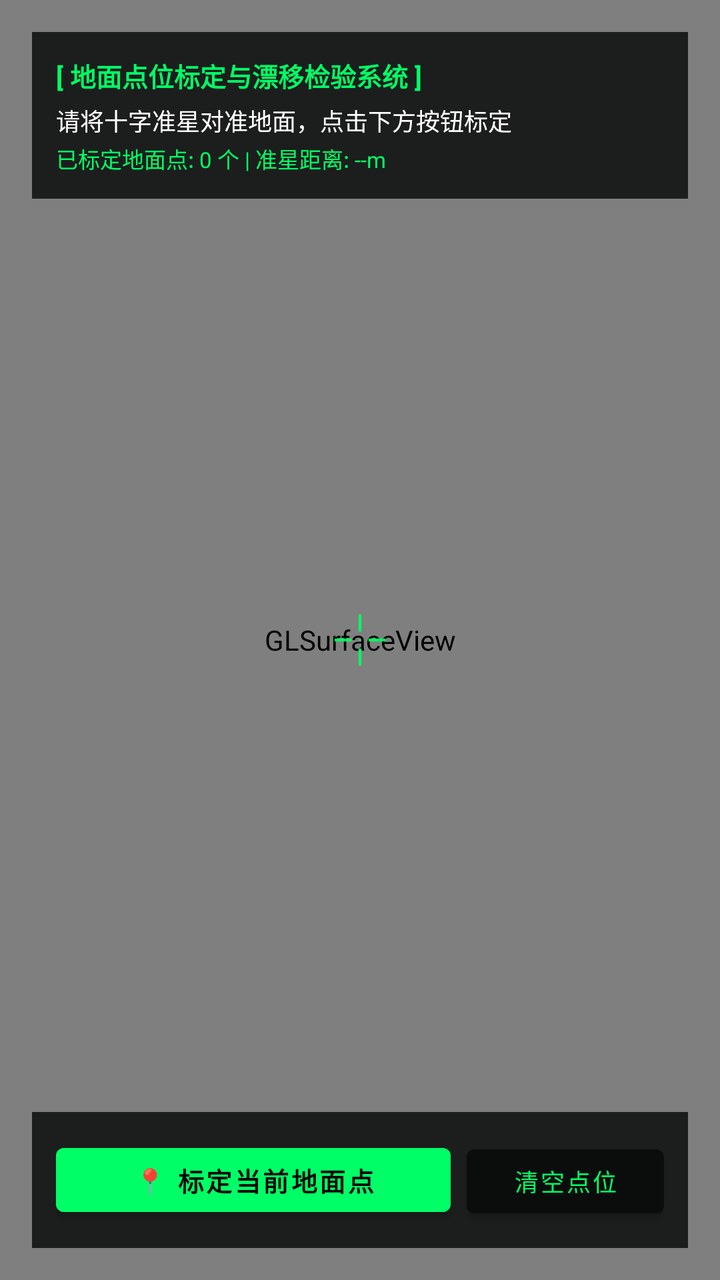
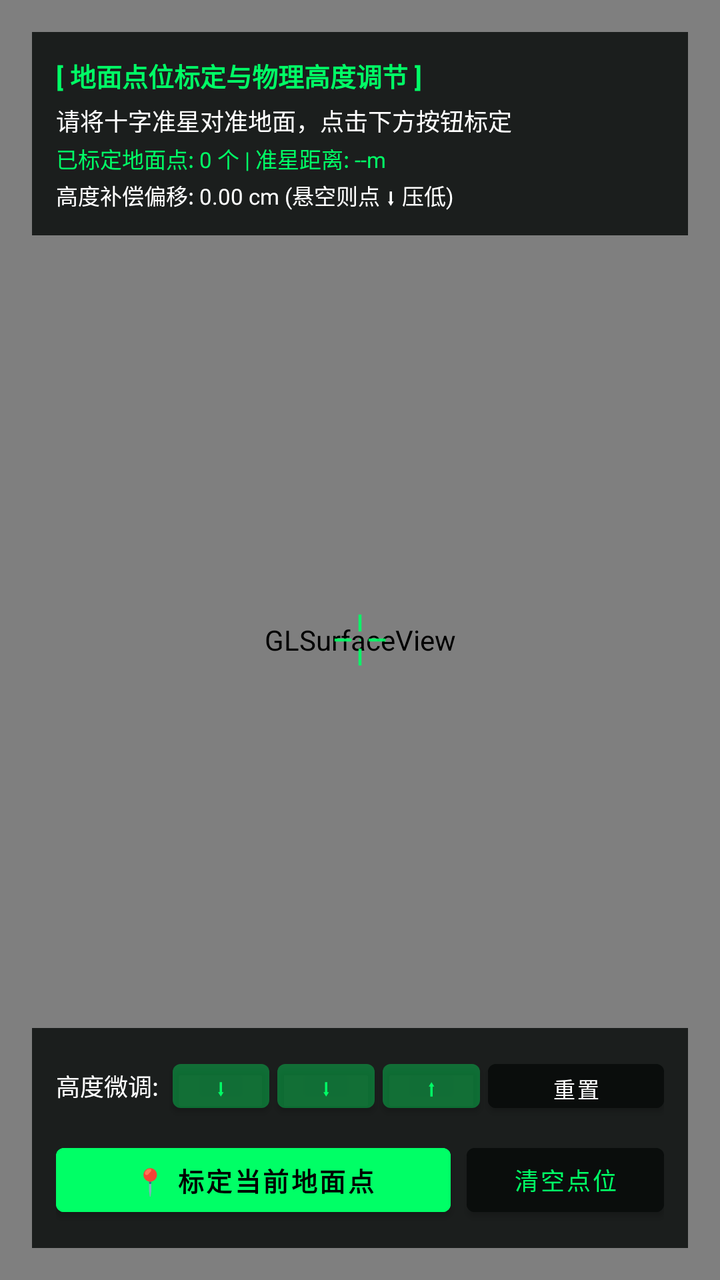

Before-and-after screenshots of an Android layout around one commit, followed by the original layout XML and the change that was made.
<!-- AndroidManifest.xml: application theme Theme.MemePatrol -->
<!-- res/layout/activity_main.xml -->
<?xml version="1.0" encoding="utf-8"?>
<FrameLayout xmlns:android="http://schemas.android.com/apk/res/android"
    android:layout_width="match_parent"
    android:layout_height="match_parent"
    android:background="@color/black">

    <android.opengl.GLSurfaceView
        android:id="@+id/surfaceView"
        android:layout_width="match_parent"
        android:layout_height="match_parent" />

    
    <ImageView
        android:id="@+id/ivReticle"
        android:layout_width="28dp"
        android:layout_height="28dp"
        android:layout_gravity="center"
        android:src="@drawable/ic_clean_crosshair"
        android:alpha="0.9" />

    
    <LinearLayout
        android:layout_width="match_parent"
        android:layout_height="wrap_content"
        android:layout_gravity="top"
        android:layout_margin="16dp"
        android:background="@color/terminal_dark"
        android:orientation="vertical"
        android:padding="12dp">

        <TextView
            android:layout_width="wrap_content"
            android:layout_height="wrap_content"
            android:text="[ 地面点位标定与漂移检验系统 ]"
            android:textColor="@color/terminal_green"
            android:textSize="13sp"
            android:textStyle="bold" />

        <TextView
            android:id="@+id/tvStatus"
            android:layout_width="wrap_content"
            android:layout_height="wrap_content"
            android:layout_marginTop="4dp"
            android:text="请将十字准星对准地面，点击下方按钮标定"
            android:textColor="@color/white"
            android:textSize="12sp" />

        <TextView
            android:id="@+id/tvPinInfo"
            android:layout_width="wrap_content"
            android:layout_height="wrap_content"
            android:layout_marginTop="2dp"
            android:text="已标定地面点: 0 个 | 准星距离: --m"
            android:textColor="@color/terminal_green"
            android:textSize="11sp" />
    </LinearLayout>

    
    <LinearLayout
        android:layout_width="match_parent"
        android:layout_height="wrap_content"
        android:layout_gravity="bottom"
        android:layout_margin="16dp"
        android:background="@color/terminal_dark"
        android:orientation="horizontal"
        android:padding="12dp">

        <Button
            android:id="@+id/btnPlacePin"
            android:layout_width="0dp"
            android:layout_height="44dp"
            android:layout_marginEnd="8dp"
            android:layout_weight="2"
            android:backgroundTint="@color/terminal_green"
            android:text="📍 标定当前地面点"
            android:textColor="@color/black"
            android:textSize="13sp"
            android:textStyle="bold" />

        <Button
            android:id="@+id/btnClearPins"
            android:layout_width="0dp"
            android:layout_height="44dp"
            android:layout_weight="1"
            android:backgroundTint="@color/terminal_dark"
            android:text="清空点位"
            android:textColor="@color/terminal_green"
            android:textSize="12sp" />
    </LinearLayout>

    
    <LinearLayout
        android:id="@+id/permissionLayout"
        android:layout_width="match_parent"
        android:layout_height="wrap_content"
        android:layout_gravity="center"
        android:layout_margin="24dp"
        android:background="@color/terminal_dark"
        android:gravity="center"
        android:orientation="vertical"
        android:padding="20dp"
        android:visibility="gone">

        <TextView
            android:layout_width="wrap_content"
            android:layout_height="wrap_content"
            android:gravity="center"
            android:text="@string/camera_permission_required"
            android:textColor="@color/white"
            android:textSize="16sp" />

        <Button
            android:id="@+id/btnGrantPermission"
            android:layout_width="wrap_content"
            android:layout_height="wrap_content"
            android:layout_marginTop="16dp"
            android:backgroundTint="@color/terminal_green"
            android:text="@string/grant_permission"
            android:textColor="@color/black" />
    </LinearLayout>

</FrameLayout>
<!-- resources referenced by this layout -->
<resources>
  <color name="black">#FF000000</color>
  <color name="terminal_dark">#D90A0E0C</color>
  <color name="terminal_green">#FF00FF66</color>
  <color name="white">#FFFFFFFF</color>
  <!-- drawable ic_clean_crosshair (drawable) -->
  <?xml version="1.0" encoding="utf-8"?>
  <vector xmlns:android="http://schemas.android.com/apk/res/android"
      android:width="28dp"
      android:height="28dp"
      android:viewportWidth="28"
      android:viewportHeight="28">
      
      <path
          android:strokeColor="#00FF66"
          android:strokeWidth="1.5"
          android:strokeLineCap="square"
          android:pathData="M14,2 L14,9 M14,19 L14,26 M2,14 L9,14 M19,14 L26,14" />
      
      <path
          android:fillColor="#00FF66"
          android:pathData="M14,13.5 a0.5,0.5 0 1,0 0,1 a0.5,0.5 0 1,0 0,-1" />
  </vector>
  <string name="camera_permission_required">终端需要相机权限以观测空间</string>
  <string name="grant_permission">授权</string>
  <style name="Theme.MemePatrol" parent="Theme.MaterialComponents.DayNight.NoActionBar">
          <item name="android:statusBarColor">@color/black</item>
          <item name="android:navigationBarColor">@color/black</item>
          <item name="android:windowBackground">@color/black</item>
      </style>
</resources>

<!-- the commit's change to res/layout/activity_main.xml (unified diff, before → after) -->
@@ -31,7 +31,7 @@
         <TextView
             android:layout_width="wrap_content"
             android:layout_height="wrap_content"
-            android:text="[ 地面点位标定与漂移检验系统 ]"
+            android:text="[ 地面点位标定与物理高度调节 ]"
             android:textColor="@color/terminal_green"
             android:textSize="13sp"
             android:textStyle="bold" />
@@ -53,6 +53,15 @@
             android:text="已标定地面点: 0 个 | 准星距离: --m"
             android:textColor="@color/terminal_green"
             android:textSize="11sp" />
+
+        <TextView
+            android:id="@+id/tvOffsetInfo"
+            android:layout_width="wrap_content"
+            android:layout_height="wrap_content"
+            android:layout_marginTop="2dp"
+            android:text="高度补偿偏移: 0.00 cm (悬空则点 ⬇ 压低)"
+            android:textColor="@color/white"
+            android:textSize="11sp" />
     </LinearLayout>
 
     
@@ -62,30 +71,97 @@
         android:layout_gravity="bottom"
         android:layout_margin="16dp"
         android:background="@color/terminal_dark"
-        android:orientation="horizontal"
+        android:orientation="vertical"
         android:padding="12dp">
 
-        <Button
-            android:id="@+id/btnPlacePin"
-            android:layout_width="0dp"
-            android:layout_height="44dp"
-            android:layout_marginEnd="8dp"
-            android:layout_weight="2"
-            android:backgroundTint="@color/terminal_green"
-            android:text="📍 标定当前地面点"
-            android:textColor="@color/black"
-            android:textSize="13sp"
-            android:textStyle="bold" />
+        
+        <LinearLayout
+            android:layout_width="match_parent"
+            android:layout_height="wrap_content"
+            android:gravity="center_vertical"
+            android:orientation="horizontal">
 
-        <Button
-            android:id="@+id/btnClearPins"
-            android:layout_width="0dp"
-            android:layout_height="44dp"
-            android:layout_weight="1"
-            android:backgroundTint="@color/terminal_dark"
-            android:text="清空点位"
-            android:textColor="@color/terminal_green"
-            android:textSize="12sp" />
+            <TextView
+                android:layout_width="wrap_content"
+                android:layout_height="wrap_content"
+                android:text="高度微调: "
+                android:textColor="@color/white"
+                android:textSize="12sp" />
+
+            <Button
+                android:id="@+id/btnLower5cm"
+                android:layout_width="0dp"
+                android:layout_height="34dp"
+                android:layout_marginStart="4dp"
+                android:layout_weight="1"
+                android:backgroundTint="@color/terminal_border"
+                android:text="⬇ 压低5cm"
+                android:textColor="@color/terminal_green"
+                android:textSize="11sp" />
+
+            <Button
+                android:id="@+id/btnLower2cm"
+                android:layout_width="0dp"
+                android:layout_height="34dp"
+                android:layout_marginStart="4dp"
+                android:layout_weight="1"
+                android:backgroundTint="@color/terminal_border"
+                android:text="⬇ 压低2cm"
+                android:textColor="@color/terminal_green"
+                android:textSize="11sp" />
+
+            <Button
+                android:id="@+id/btnRaise2cm"
+                android:layout_width="0dp"
+                android:layout_height="34dp"
+                android:layout_marginStart="4dp"
+                android:layout_weight="1"
+                android:backgroundTint="@color/terminal_border"
+                android:text="⬆ 抬高2cm"
+                android:textColor="@color/terminal_green"
+                android:textSize="11sp" />
+
+            <Button
+                android:id="@+id/btnResetOffset"
+                android:layout_width="wrap_content"
+                android:layout_height="34dp"
+                android:layout_marginStart="4dp"
+                android:backgroundTint="@color/terminal_dark"
+                android:text="重置"
+                android:textColor="@color/white"
+                android:textSize="11sp" />
+        </LinearLayout>
+
+        
+        <LinearLayout
+            android:layout_width="match_parent"
+            android:layout_height="wrap_content"
+            android:layout_marginTop="8dp"
+            android:gravity="center_vertical"
+            android:orientation="horizontal">
+
+            <Button
+                android:id="@+id/btnPlacePin"
+                android:layout_width="0dp"
+                android:layout_height="44dp"
+                android:layout_marginEnd="8dp"
+                android:layout_weight="2"
+                android:backgroundTint="@color/terminal_green"
+                android:text="📍 标定当前地面点"
+                android:textColor="@color/black"
+                android:textSize="13sp"
+                android:textStyle="bold" />
+
+            <Button
+                android:id="@+id/btnClearPins"
+                android:layout_width="0dp"
+                android:layout_height="44dp"
+                android:layout_weight="1"
+                android:backgroundTint="@color/terminal_dark"
+                android:text="清空点位"
+                android:textColor="@color/terminal_green"
+                android:textSize="12sp" />
+        </LinearLayout>
     </LinearLayout>
 
     
<!-- resource entries referenced after the edit -->
@@ -1,6 +1,7 @@
 <!-- resources referenced by this layout -->
 <resources>
   <color name="black">#FF000000</color>
+  <color name="terminal_border">#3300FF66</color>
   <color name="terminal_dark">#D90A0E0C</color>
   <color name="terminal_green">#FF00FF66</color>
   <color name="white">#FFFFFFFF</color>
